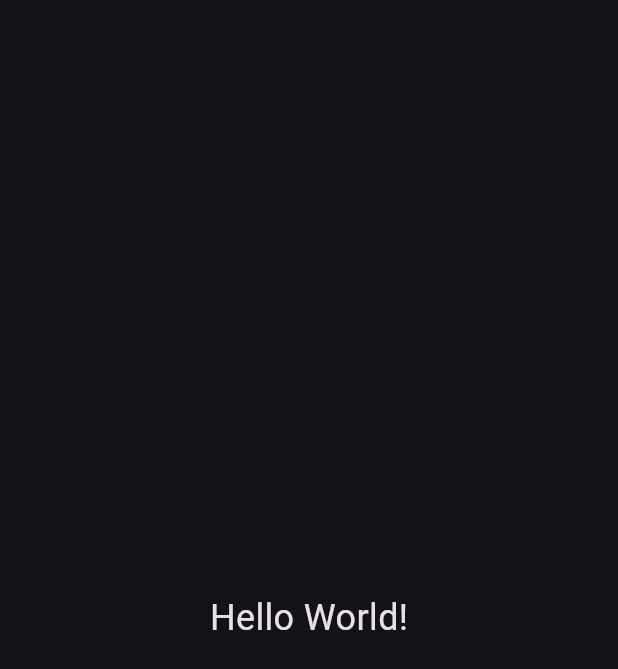
After one commit to sobrinojulian/flutter, a Flutter app: the screen it shows after launch, on a phone screen of 412 x 824 dp. The commit adds this screen. Shown: the top 669 px of the screen. Run offline on Flutter 3.47's test engine with Material 3 defaults, Android fonts, the phone set to English and light mode, and no system bars.

Commit message:
screens/home_screen.dart

```diff
--- a/lib/main.dart
+++ b/lib/main.dart
@@ -1,4 +1,5 @@
 import 'package:flutter/material.dart';
+import 'screens/home_screen.dart';
 
 void main() {
   runApp(const MainApp());
@@ -11,17 +12,8 @@ class MainApp extends StatelessWidget {
   Widget build(BuildContext context) {
     return MaterialApp(
       debugShowCheckedModeBanner: false,
-      theme: ThemeData.dark(), // Set the theme to dark mode
-      home: const Scaffold(
-        body: Center(
-          child: Text(
-            'Hello World!',
-            style: TextStyle(
-              fontSize: 24,
-            ),
-          ),
-        ),
-      ),
+      theme: ThemeData.dark(),
+      home: const home_screen(),
     );
   }
 }
--- /dev/null
+++ b/lib/screens/home_screen.dart
@@ -0,0 +1,21 @@
+import 'package:flutter/material.dart';
+
+class home_screen extends StatelessWidget {
+  const home_screen({
+    super.key,
+  });
+
+  @override
+  Widget build(BuildContext context) {
+    return const Scaffold(
+      body: Center(
+        child: Text(
+          'Hello World!',
+          style: TextStyle(
+            fontSize: 24,
+          ),
+        ),
+      ),
+    );
+  }
+}
```
